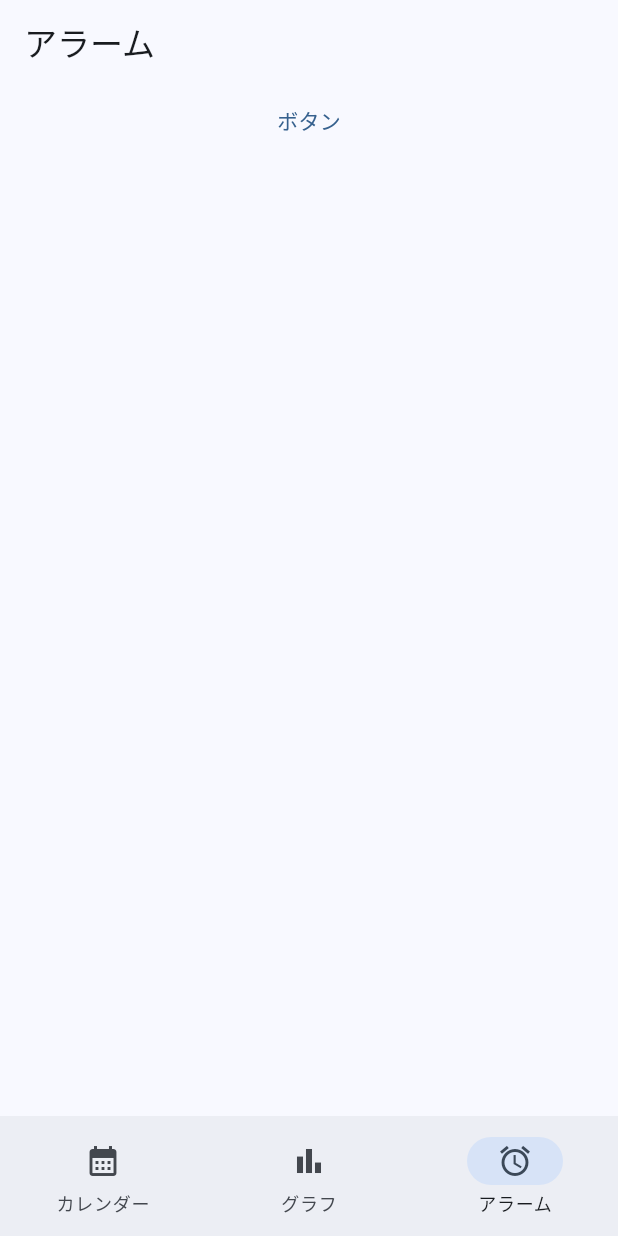
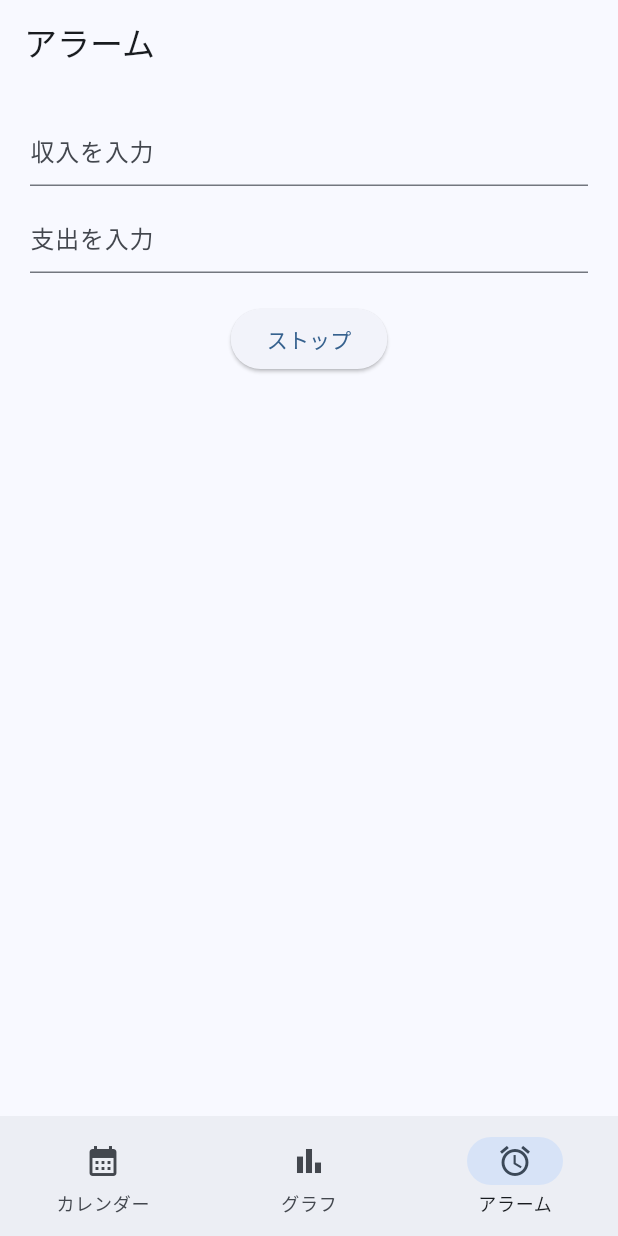
Before and after one commit to Shota-Abe/ChikokuGenkin, a Flutter app: the screen it shows after launch, item 3 of the bottom bar chosen, on a phone screen of 412 x 824 dp. Run offline on Flutter 3.47's test engine with Material 2 defaults, Android fonts, the phone set to English and light mode, and no system bars; our stand-ins replace syncfusion_flutter_charts, wakelock; missing offline and left inert: alarm.

Commit message:
アラームにテキストフィールを追加

```diff
--- a/lib/pages/alarm.dart
+++ b/lib/pages/alarm.dart
@@ -9,7 +9,6 @@ class AlarmView extends StatefulWidget {
 }
 
 class _AlarmViewState extends State<AlarmView> {
-
   @override
   Widget build(BuildContext context) {
     return Scaffold(
@@ -17,12 +16,30 @@ class _AlarmViewState extends State<AlarmView> {
         title: const Text('アラーム'),
       ),
       body: Center(
-        child: Column(
-          children: [
-            TextButton(onPressed: () async {
-              await Alarm.stop();
-            }, child: const Text("ボタン"),)
-          ],
+        child: Padding(
+          padding: const EdgeInsets.all(20.0),
+          child: Column(
+            children: [
+              const TextField(
+                decoration: InputDecoration(hintText: '収入を入力'),
+              ),
+              const SizedBox(
+                height: 10,
+              ),
+              const TextField(
+                decoration: InputDecoration(hintText: '支出を入力'),
+              ),
+              const SizedBox(
+                height: 20,
+              ),
+              ElevatedButton(
+                onPressed: () async {
+                  await Alarm.stop();
+                },
+                child: const Text("ストップ"),
+              )
+            ],
+          ),
         ),
       ),
     );
```
Also changed, not shown: 1 other file.
